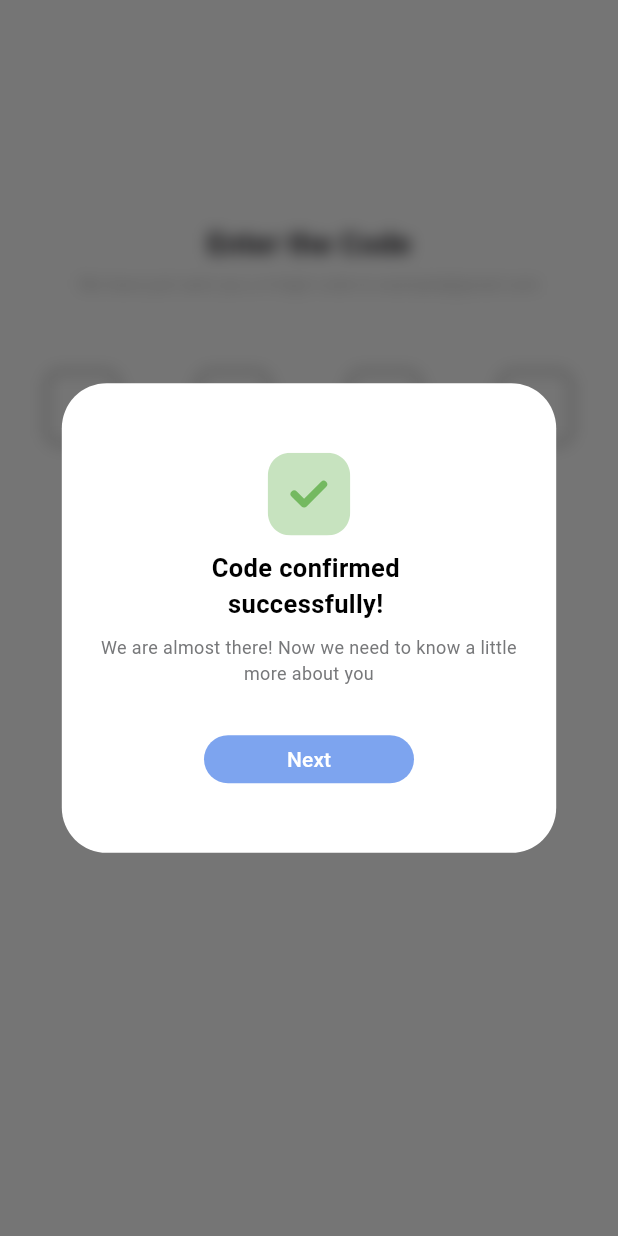
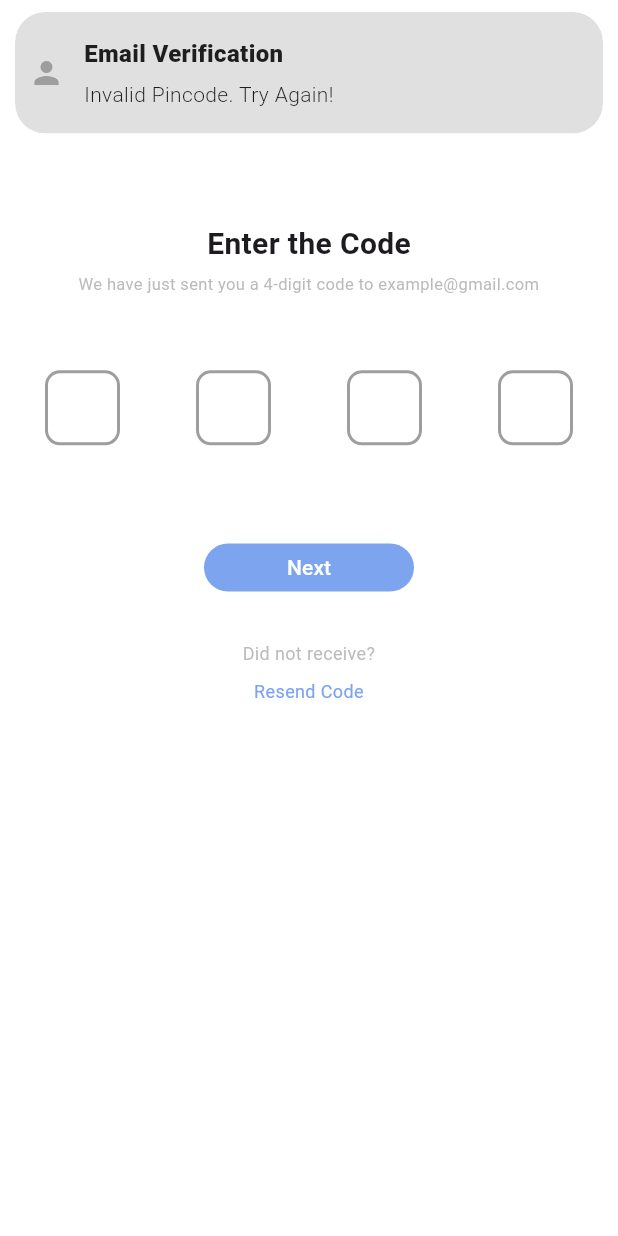
Before and after one commit to adilramzan764/EVChargingApp_Customer, a Flutter app: the OTPScreen screen opened directly, after a tap on "Next", on a phone screen of 412 x 824 dp. Run offline on Flutter 3.47's test engine with Material 3 defaults, Android fonts, the phone set to English and light mode, and no system bars; drawn by our look-alikes of pin_code_fields; our stand-ins replace buttons_tabbar, carousel_slider, dotted_line, flutter_easyloading, flutter_rating_bar, flutter_svg and 3 more; missing offline and left inert: rating_summary.

Commit message:
SignUp+OTP_Integration

```diff
--- a/lib/ApiServices/SignUpApi.dart
+++ b/lib/ApiServices/SignUpApi.dart
@@ -21,7 +21,7 @@ class SignUpApi {
           'phone': signUp_Model.savedUser?.phone,
         }),
       );
-
+print(response.statusCode);
       if (response.statusCode == 200) {
         final jsonData = json.decode(response.body) as Map<String, dynamic>;
         print('User Created api');
--- a/lib/View/SignUp/OTPScreen.dart
+++ b/lib/View/SignUp/OTPScreen.dart
@@ -1,19 +1,53 @@
 import 'package:evchargingapp/Utils/colors.dart';
 import 'package:flutter/cupertino.dart';
 import 'package:flutter/material.dart';
+import 'package:flutter_easyloading/flutter_easyloading.dart';
+import 'package:get/get.dart';
+import 'package:get/get_core/src/get_main.dart';
 import 'package:pin_code_fields/pin_code_fields.dart';
 
+import '../../Models/UserModel.dart';
+import '../../ViewModel/Signup_ViewModel.dart';
 import '../../Widgets/CustomButton.dart';
 import '../../Widgets/CustomWidgets.dart';
+import '../../Widgets/SnackBarManager.dart';
 
 class OTPScreen extends StatelessWidget {
-  const OTPScreen({Key? key}) : super(key: key);
+   int? otp;
+   UserModel? newuser;
+   OTPScreen({Key? key, this.otp,this.newuser}) : super(key: key);
+  TextEditingController _otpController = TextEditingController();
+   final SignUp_ViewModel userViewModel = Get.put(SignUp_ViewModel());
+
+   Future<void> _startLoading(BuildContext context) async {
+     // _timer?.cancel();
+
+     await EasyLoading.show(
+       status: 'Verifying...',
+       maskType: EasyLoadingMaskType.black,
+     );
+     // await Future.delayed(Duration(seconds: 3));
+     userViewModel.createUser(newuser!, context);
+
+
+     // OTPConfirmationDialog(context); // Call the dialog function
+
+     await EasyLoading.dismiss();
+
+
+     // SnackbarManager.showSnackbar(
+     //   title: 'Email Verification',
+     //   message: 'Your Email has been successfully verified',
+     //   context: context,
+     // );
+   }
 
   @override
   Widget build(BuildContext context) {
     return Scaffold(
       backgroundColor: Colors.white,
-      body: Column(
+      body: SingleChildScrollView(
+        child: Column(
         crossAxisAlignment: CrossAxisAlignment.center,
           children: [
             SizedBox(height: MediaQuery.of(context).size.height*0.18,),
@@ -32,6 +66,7 @@ crossAxisAlignment: CrossAxisAlignment.center,
                 horizontal: 30,
               ),
               child: PinCodeTextField(
+                controller: _otpController,
                 appContext: context,
 
                 length: 4,
@@ -75,7 +110,20 @@ crossAxisAlignment: CrossAxisAlignment.center,
               height: 32,
               width: 140,
               child: CustomButton(text: 'Next', onPressed: (){
-              OTPConfirmationDialog(context); // Call the dialog function
+                if (_otpController.text == otp.toString()) {
+                  print("Entered OTP: " + _otpController.text);
+                  print("Expected OTP: " + otp.toString());
+
+                  _startLoading(context);
+                }
+                else{
+                  SnackbarManager.showSnackbar(
+                    title: 'Email Verification',
+                    message: 'Invalid Pincode. Try Again!',
+                    context: context,
+                  );
+
+                }
 
               }),
             ),
@@ -91,6 +139,7 @@ crossAxisAlignment: CrossAxisAlignment.center,
 
           ],
         ),
+      ),
     );
   }
 }
--- a/lib/ViewModel/Signup_ViewModel.dart
+++ b/lib/ViewModel/Signup_ViewModel.dart
@@ -1,4 +1,7 @@
 import 'package:flutter/material.dart';
+import 'package:flutter_easyloading/flutter_easyloading.dart';
+import 'package:get/get.dart';
+import 'package:get/get_core/src/get_main.dart';
 import 'package:get/get_rx/src/rx_types/rx_types.dart';
 import 'package:get/get_state_manager/src/simple/get_controllers.dart';
 
@@ -6,16 +9,22 @@ import '../ApiServices/SignUpApi.dart';
 import '../Models/SignUp_Model.dart';
 import '../Models/UserModel.dart';
 import '../View/SignUp/OTPScreen.dart';
+import '../Widgets/CustomWidgets.dart';
 import '../Widgets/SnackBarManager.dart';
+import 'SendCode_VieModel.dart';
 
 class SignUp_ViewModel extends GetxController {
   final SignUpApi _apiService = SignUpApi();
   final RxBool isLoading = false.obs;
+  final SendCode_ViewModel _controller = Get.put(SendCode_ViewModel());
+
 
   Future<void> createUser(UserModel user, BuildContext context) async {
     try {
-      isLoading(true);
-
+      // await EasyLoading.show(
+      //   status: 'Signing Up...',
+      //   maskType: EasyLoadingMaskType.black,
+      // );
       SignUp_Model createdUser = await SignUpApi.createUser(
         SignUp_Model(
           savedUser: UserModel(
@@ -29,16 +38,24 @@ class SignUp_ViewModel extends GetxController {
       );
 
       if (createdUser.message != null && createdUser.savedUser != null) {
-        Navigator.push(
-          context,
-          MaterialPageRoute(builder: (context) => OTPScreen()),
-        );
-        // Show success message
-        SnackbarManager.showSnackbar(
-          title: 'Congrats!',
-          message: 'Account Created successfully',
-          context: context,
-        );
+        // await EasyLoading.dismiss();
+        // _controller.email(user.email);
+
+        // _controller.sendCode(context);
+
+        OTPConfirmationDialog(context); // Call the dialog function
+
+        // Navigator.push(
+        //   context,
+        //   MaterialPageRoute(builder: (context) => OTPScreen()),
+        // );
+        //
+        // // Show success message
+        // SnackbarManager.showSnackbar(
+        //   title: 'Success!',
+        //   message: 'Account has been created',
+        //   context: context,
+        // );
       } else  {
         // Show validation error message
         print(createdUser.message);
@@ -53,6 +70,8 @@ class SignUp_ViewModel extends GetxController {
     } catch (e) {
       // Show generic error message in case of an exception
       print('Error creating user: $e');
+      // await EasyLoading.dismiss();
+
       SnackbarManager.showSnackbar(
         title: 'Error!',
         message: 'An error occurred',
--- a/lib/const/BaseURL.dart
+++ b/lib/const/BaseURL.dart
@@ -1 +1 @@
-const String baseUrl = "http://192.168.1.32:5000/";
+const String baseUrl = "http://192.168.10.10:5000/";
```
Also changed, not shown: lib/ApiServices/SendCode_Api.dart (added, +64 -0 lines), lib/Models/SendCodeToMail_Model.dart (added, +9 -0 lines), lib/View/SignUp/SignUp.dart (+20 -12 lines), lib/ViewModel/SendCode_VieModel.dart (added, +60 -0 lines). Lines whose indentation alone changed are shown as unchanged.
